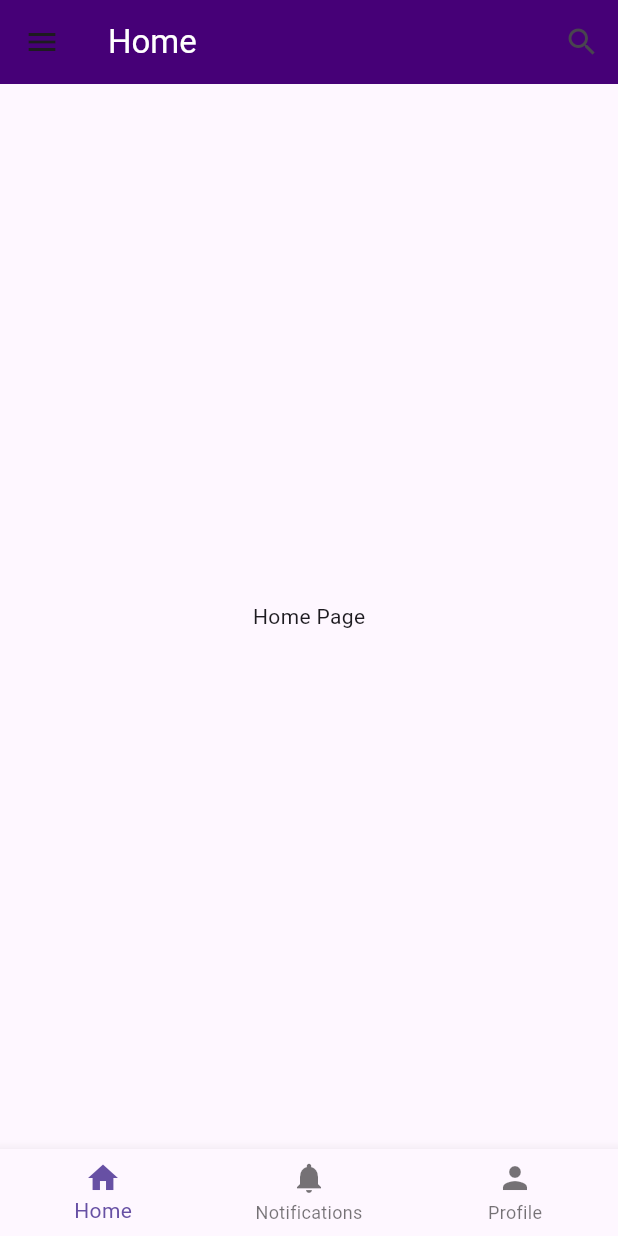
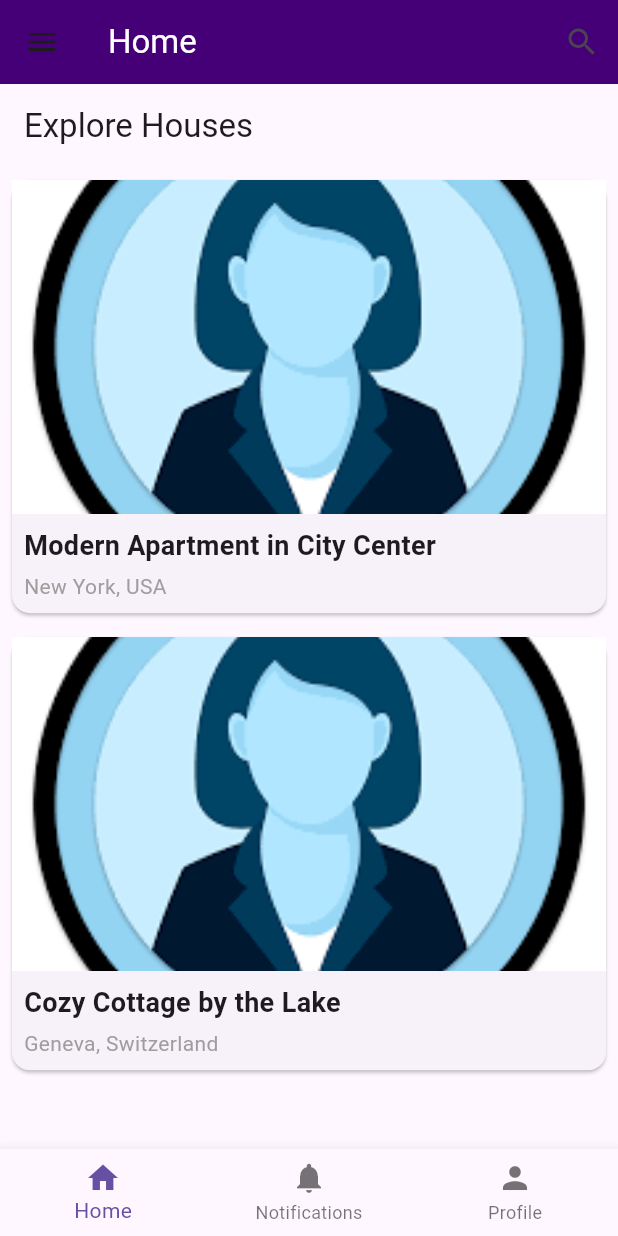
Before and after one commit to Group-29-RentalHub/Rental-hub, a Flutter app: the screen it shows after launch, on a phone screen of 412 x 824 dp. Run offline on Flutter 3.47's test engine with Material 3 defaults, Android fonts, the phone set to English and light mode, and no system bars.

Commit message:
loaded home images

```diff
--- a/rentalhub/lib/layout/home.dart
+++ b/rentalhub/lib/layout/home.dart
@@ -1,14 +1,106 @@
 import 'package:flutter/material.dart';
+import 'package:rentalhub/models/house_model.dart';
 
+// Assuming you have a House model defined (house_model.dart)
 
-// Placeholder for HomePage
+// Sample data (replace with your actual data or fetch from API)
+List<House> houses = [
+  House(
+    id: '1',
+    title: 'Modern Apartment in City Center',
+    location: 'New York, USA',
+    imageUrl: 'assets/user_image.png', // Replace with actual image URL or path
+    price: '\$150 per night',
+
+  ),
+  House(
+    id: '2',
+    title: 'Cozy Cottage by the Lake',
+    location: 'Geneva, Switzerland',
+        price: '\$150 per night',
+
+    imageUrl: 'assets/user_image.png', // Replace with actual image URL or path
+  ),
+  // Add more listings as needed
+];
+
+void main() {
+  runApp(RentalHub());
+}
+
+class RentalHub extends StatelessWidget {
+  @override
+  Widget build(BuildContext context) {
+    return MaterialApp(
+      title: 'Rental Hub',
+      theme: ThemeData(
+        primarySwatch: Colors.blue,
+      ),
+      home: HomePage(),
+    );
+  }
+}
+
 class HomePage extends StatelessWidget {
   @override
   Widget build(BuildContext context) {
     return Scaffold(
-      body: Center(
-        child: Text('Home Page'),
+      appBar: AppBar(
+        title: Text('Explore Houses'),
+      ),
+      body: ListView.builder(
+        itemCount: houses.length,
+        itemBuilder: (context, index) {
+          return HouseCard(house: houses[index]);
+        },
       ),
     );
   }
 }
+
+class HouseCard extends StatelessWidget {
+  final House house;
+
+  HouseCard({required this.house});
+
+  @override
+  Widget build(BuildContext context) {
+    return Card(
+      margin: EdgeInsets.all(8.0),
+      child: Column(
+        crossAxisAlignment: CrossAxisAlignment.start,
+        children: [
+          AspectRatio(
+            aspectRatio: 16 / 9, // Adjust aspect ratio as needed
+            child: Image.asset(
+              house.imageUrl,
+              fit: BoxFit.cover,
+            ),
+          ),
+          Padding(
+            padding: EdgeInsets.all(8.0),
+            child: Column(
+              crossAxisAlignment: CrossAxisAlignment.start,
+              children: [
+                Text(
+                  house.title,
+                  style: TextStyle(
+                    fontSize: 18.0,
+                    fontWeight: FontWeight.bold,
+                  ),
+                ),
+                SizedBox(height: 4.0),
+                Text(
+                  house.location,
+                  style: TextStyle(
+                    color: Colors.grey,
+                  ),
+                ),
+              ],
+            ),
+          ),
+        ],
+      ),
+    );
+  }
+}
--- /dev/null
+++ b/rentalhub/lib/models/house_model.dart
@@ -0,0 +1,16 @@
+
+class House {
+  final String id;
+  final String title;
+  final String location;
+  final String imageUrl;
+  final String price;
+
+  House({
+    required this.id,
+    required this.title,
+    required this.location,
+    required this.imageUrl,
+    required this.price,
+  });
+}
```
Also changed, not shown: rentalhub/lib/models/detailspage.dart (added, +69 -0 lines).
